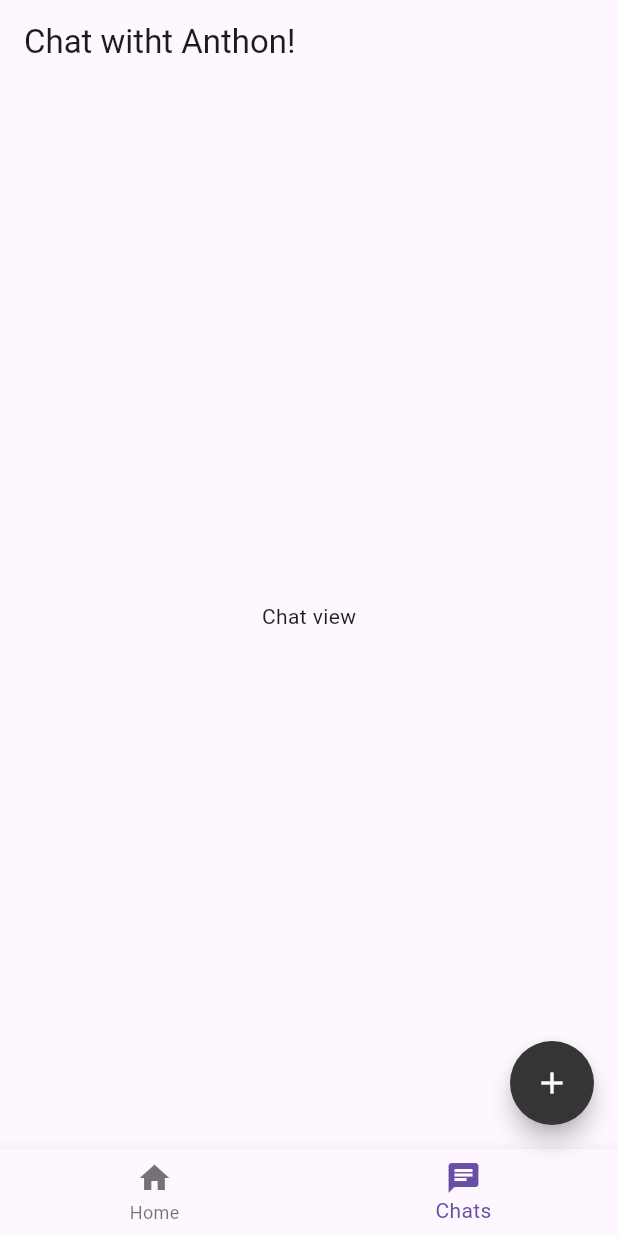
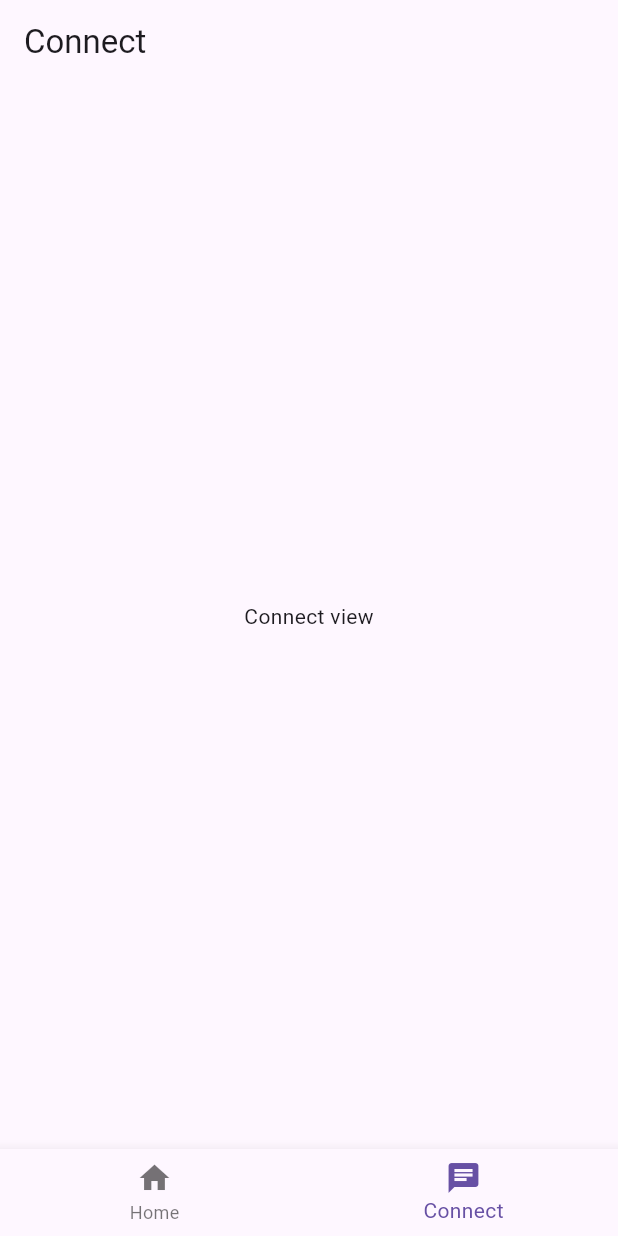
Before and after one commit to omartorresrios/humanconnection, a Flutter app: the screen it shows after launch, item 2 of the bottom bar chosen, on a phone screen of 412 x 824 dp. Run offline on Flutter 3.47's test engine with Material 3 defaults, Android fonts, the phone set to English and light mode, and no system bars.

Commit message:
Create ConnectView and only show create new exploration button while on tab 1

```diff
--- /dev/null
+++ b/lib/views/connect_view.dart
@@ -0,0 +1,21 @@
+import 'package:flutter/material.dart';
+
+class ConnectView extends StatefulWidget {
+  const ConnectView({super.key});
+
+  @override
+  State<ConnectView> createState() => _ConnectViewState();
+}
+
+class _ConnectViewState extends State<ConnectView> {
+  @override
+  Widget build(BuildContext context) {
+    return Scaffold(
+        appBar: AppBar(
+          title: const Text("Connect"),
+        ),
+        body: Center(
+          child: Text("Connect view"),
+        ));
+  }
+}
--- a/lib/views/main_view.dart
+++ b/lib/views/main_view.dart
@@ -1,7 +1,7 @@
 import 'package:flutter/material.dart';
 import 'package:humanconnection/views/new_exploration.dart';
 import '../models/exploration.dart';
-import 'chats_view.dart';
+import 'connect_view.dart';
 import 'explorations_view.dart';
 
 class MainView extends StatefulWidget {
@@ -13,10 +13,10 @@ class MainView extends StatefulWidget {
 }
 
 class _MainViewState extends State<MainView> {
-  int _currentIndex = 0;
+  int selectedIndex = 0;
   final views = [
     ExplorationsView(),
-    const ChatsView(),
+    const ConnectView(),
   ];
 
   @override
@@ -24,10 +24,12 @@ class _MainViewState extends State<MainView> {
     return Scaffold(
         backgroundColor: const Color.fromARGB(255, 206, 13, 13),
         body: IndexedStack(
-          index: _currentIndex,
+          index: selectedIndex,
           children: views,
         ),
-        floatingActionButton: FloatingActionButton(
+        floatingActionButton: Visibility(
+          visible: selectedIndex == 0,
+          child: FloatingActionButton(
             onPressed: () {
               Navigator.push(
                 context,
@@ -40,6 +42,7 @@ class _MainViewState extends State<MainView> {
             shape: const CircleBorder(),
             child: const Icon(Icons.add),
           ),
+        ),
         bottomNavigationBar: Theme(
           data: ThemeData(
             splashColor: Colors.transparent,
@@ -47,10 +50,10 @@ class _MainViewState extends State<MainView> {
           ),
           child: BottomNavigationBar(
             type: BottomNavigationBarType.fixed,
-            currentIndex: _currentIndex,
+            currentIndex: selectedIndex,
             onTap: (int newIndex) {
               setState(() {
-                _currentIndex = newIndex;
+                selectedIndex = newIndex;
               });
             },
             items: const [
@@ -60,7 +63,7 @@ class _MainViewState extends State<MainView> {
               ),
               BottomNavigationBarItem(
                 icon: Icon(Icons.chat),
-                label: "Chats",
+                label: "Connect",
               ),
             ],
           ),
```
Lines whose indentation alone changed are shown as unchanged.
